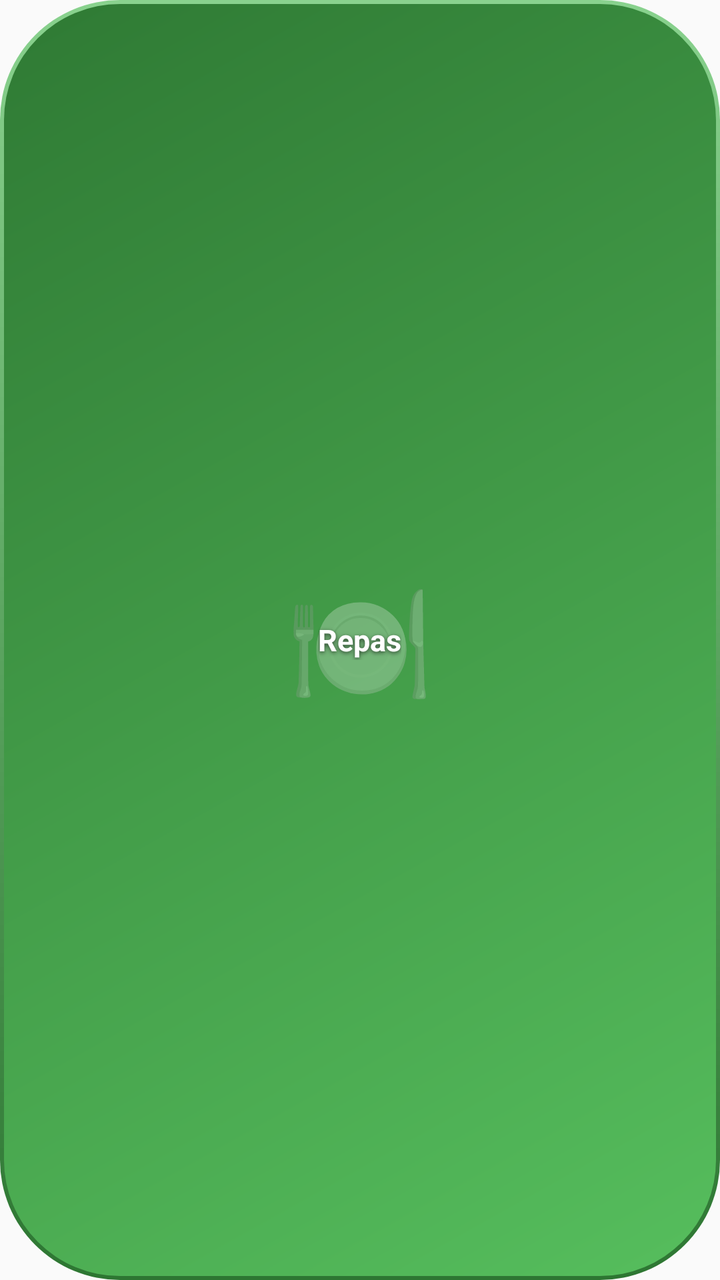
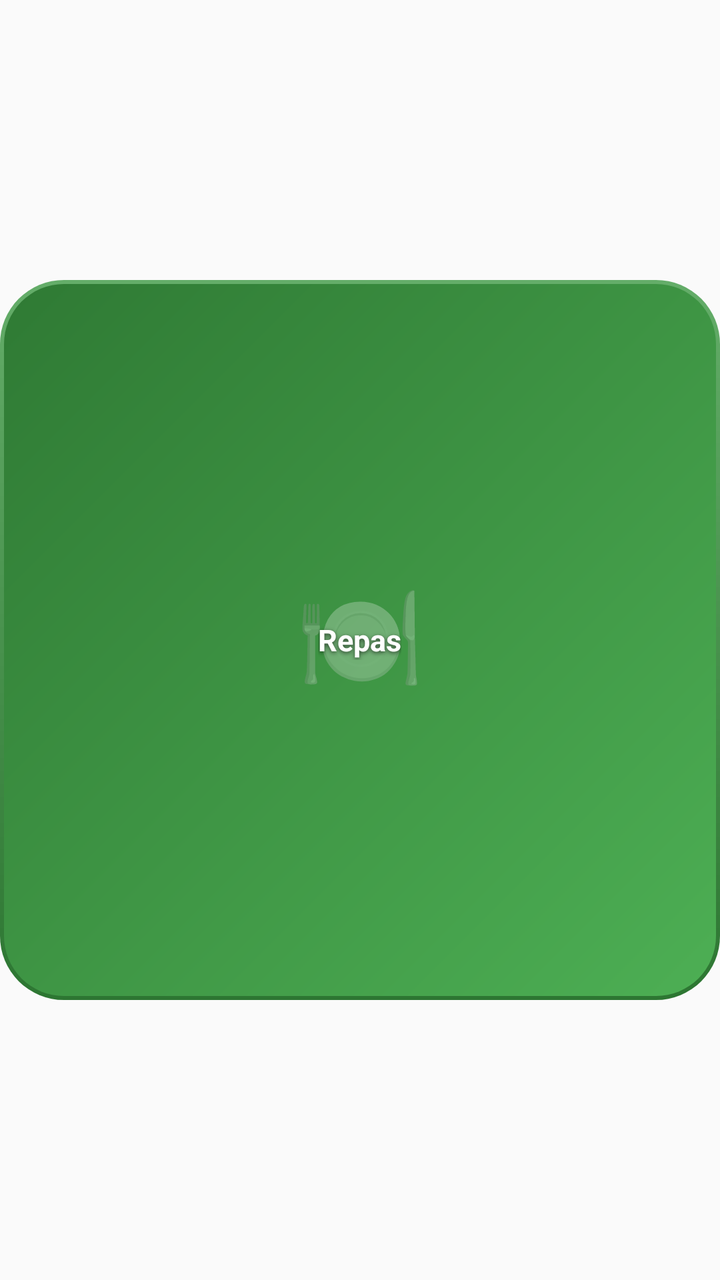

An Android layout rendered at two revisions. The XML below is the earlier revision; the diff shows what the commit changed to produce the second picture.
<!-- AndroidManifest.xml: application theme AppTheme -->
<!-- res/layout/widget_repas.xml -->
<?xml version="1.0" encoding="utf-8"?>
<FrameLayout xmlns:android="http://schemas.android.com/apk/res/android"
    android:id="@+id/widget_root"
    android:layout_width="match_parent"
    android:layout_height="match_parent"
    android:background="@drawable/widget_bg_repas"
    android:padding="10dp">

    <TextView
        android:layout_width="wrap_content"
        android:layout_height="wrap_content"
        android:layout_gravity="center"
        android:alpha="0.5"
        android:text="🍽️"
        android:textSize="60sp" />

    <TextView
        android:layout_width="wrap_content"
        android:layout_height="wrap_content"
        android:layout_gravity="center"
        android:gravity="center"
        android:maxLines="2"
        android:shadowColor="#99000000"
        android:shadowDx="0"
        android:shadowDy="2"
        android:shadowRadius="5"
        android:text="@string/widget_repas"
        android:textColor="@color/widget_text"
        android:textSize="15sp"
        android:textStyle="bold" />
</FrameLayout>
<!-- resources referenced by this layout -->
<resources>
  <color name="widget_text">#FFFFFF</color>
  <!-- drawable widget_bg_repas (drawable) -->
  <?xml version="1.0" encoding="utf-8"?>
  <layer-list xmlns:android="http://schemas.android.com/apk/res/android">
      
      <item>
          <shape android:shape="rectangle">
              <gradient
                  android:angle="270"
                  android:startColor="#89D28E"
                  android:endColor="#2D7632" />
              <corners android:radius="60dp" />
          </shape>
      </item>
      
      <item android:left="2dp" android:top="2dp" android:right="2dp" android:bottom="2dp">
          <shape android:shape="rectangle">
              <gradient
                  android:angle="135"
                  android:startColor="#56BE5D"
                  android:endColor="#2F7A34" />
              <corners android:radius="58dp" />
          </shape>
      </item>
  </layer-list>
  <string name="widget_repas">Repas</string>
  <style name="AppTheme" parent="Theme.AppCompat.Light.DarkActionBar">
          
          <item name="colorPrimary">@color/colorPrimary</item>
          <item name="colorPrimaryDark">@color/colorPrimaryDark</item>
          <item name="colorAccent">@color/colorAccent</item>
      </style>
</resources>

<!-- the commit's change to res/layout/widget_repas.xml (unified diff, before → after) -->
@@ -2,17 +2,26 @@
 <FrameLayout xmlns:android="http://schemas.android.com/apk/res/android"
     android:id="@+id/widget_root"
     android:layout_width="match_parent"
-    android:layout_height="match_parent"
-    android:background="@drawable/widget_bg_repas"
-    android:padding="10dp">
+    android:layout_height="match_parent">
+
+    <ImageView
+        android:layout_width="match_parent"
+        android:layout_height="wrap_content"
+        android:layout_gravity="center"
+        android:adjustViewBounds="true"
+        android:scaleType="fitXY"
+        android:src="@drawable/widget_bg_repas"
+        android:contentDescription="@string/widget_repas" />
 
     <TextView
-        android:layout_width="wrap_content"
+        android:layout_width="match_parent"
         android:layout_height="wrap_content"
         android:layout_gravity="center"
+        android:gravity="center"
         android:alpha="0.5"
+        android:includeFontPadding="false"
         android:text="🍽️"
-        android:textSize="60sp" />
+        android:textSize="52sp" />
 
     <TextView
         android:layout_width="wrap_content"
<!-- resource entries referenced after the edit -->
@@ -7,21 +7,23 @@
       
       <item>
           <shape android:shape="rectangle">
+              <size android:width="120dp" android:height="120dp" />
               <gradient
                   android:angle="270"
-                  android:startColor="#89D28E"
+                  android:startColor="#64AD69"
                   android:endColor="#2D7632" />
-              <corners android:radius="60dp" />
+              <corners android:radius="32dp" />
           </shape>
       </item>
       
       <item android:left="2dp" android:top="2dp" android:right="2dp" android:bottom="2dp">
           <shape android:shape="rectangle">
+              <size android:width="120dp" android:height="120dp" />
               <gradient
                   android:angle="135"
-                  android:startColor="#56BE5D"
+                  android:startColor="#4DAF54"
                   android:endColor="#2F7A34" />
-              <corners android:radius="58dp" />
+              <corners android:radius="30dp" />
           </shape>
       </item>
   </layer-list>
